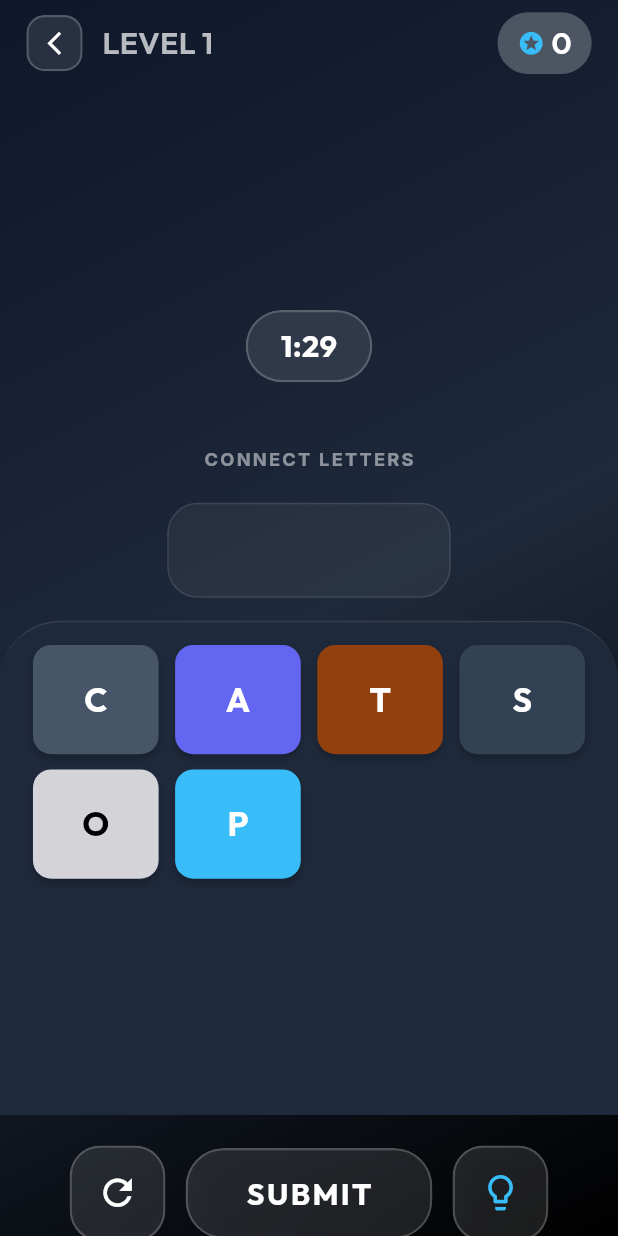
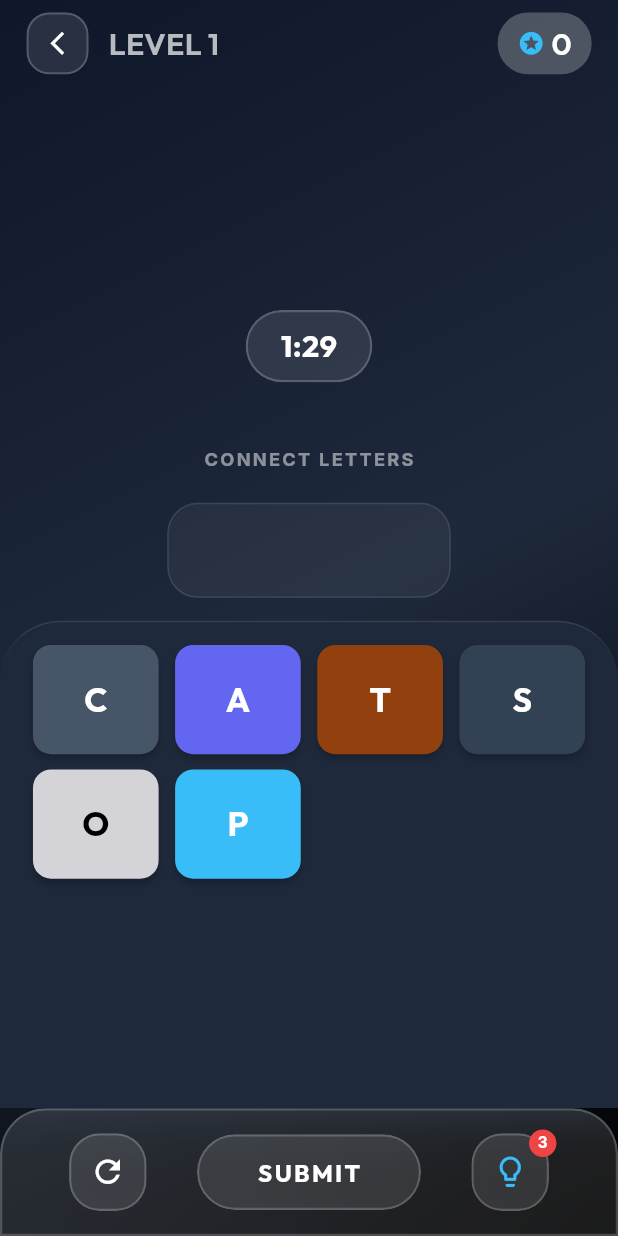
Before and after one commit to ahmedragab112/lexi_guess, a Flutter app: the GameScreen screen opened directly, on a phone screen of 412 x 824 dp. Run offline on Flutter 3.47's test engine with Material 3 defaults, Android fonts, the phone set to English and light mode, and no system bars; drawn by our look-alikes of flutter_animate; our stand-ins replace audioplayers, confetti, connectivity_plus, dio, equatable, flutter_bloc and 4 more; generated files the repository leaves out were written again.

Commit message:
feat: add game screen with header, timer, and a new configurable glass container widget

```diff
--- a/lib/core/widgets/glass_container.dart
+++ b/lib/core/widgets/glass_container.dart
@@ -5,7 +5,7 @@ import '../theme/app_colors.dart';
 class GlassContainer extends StatelessWidget {
   final Widget child;
   final double blur;
-  final double borderRadius;
+  final BorderRadiusGeometry? borderRadius;
   final Color color;
   final Color borderColor;
   final EdgeInsetsGeometry? padding;
@@ -16,7 +16,7 @@ class GlassContainer extends StatelessWidget {
     super.key,
     required this.child,
     this.blur = 15,
-    this.borderRadius = 20,
+    this.borderRadius,
     this.color = AppColors.glassBase,
     this.borderColor = AppColors.glassBorder,
     this.padding,
@@ -26,8 +26,10 @@ class GlassContainer extends StatelessWidget {
 
   @override
   Widget build(BuildContext context) {
+    final effectiveRadius = borderRadius ?? BorderRadius.circular(20);
+
     return ClipRRect(
-      borderRadius: BorderRadius.circular(borderRadius),
+      borderRadius: effectiveRadius,
       child: BackdropFilter(
         filter: ImageFilter.blur(sigmaX: blur, sigmaY: blur),
         child: Container(
@@ -36,7 +38,7 @@ class GlassContainer extends StatelessWidget {
           padding: padding,
           decoration: BoxDecoration(
             color: color,
-            borderRadius: BorderRadius.circular(borderRadius),
+            borderRadius: effectiveRadius,
             border: Border.all(color: borderColor, width: 1.5),
           ),
           child: child,
--- a/lib/features/game/presentation/screens/game_screen.dart
+++ b/lib/features/game/presentation/screens/game_screen.dart
@@ -54,6 +54,110 @@ class _GameScreenState extends State<GameScreen> {
       decoration: BoxDecoration(gradient: themeExt.scaffoldGradient),
       child: Scaffold(
         backgroundColor: Colors.transparent,
+        bottomNavigationBar: BlocBuilder<GameCubit, GameState>(
+          builder: (context, state) {
+            if (state.status == GameStatus.initial ||
+                state.status == GameStatus.loading) {
+              return const SizedBox.shrink();
+            }
+            return SafeArea(
+              child: GlassContainer(
+                borderRadius: BorderRadius.only(
+                  topLeft: Radius.circular(30.r),
+                  topRight: Radius.circular(30.r),
+                ),
+                padding: EdgeInsets.symmetric(horizontal: 10.w, vertical: 15.h),
+                child: Row(
+                  mainAxisAlignment: MainAxisAlignment.spaceEvenly,
+                  children: [
+                    // Clear Button
+                    GlassContainer(
+                      borderRadius: BorderRadius.circular(20.r),
+                      padding: EdgeInsets.all(12.r),
+                      child: GestureDetector(
+                        onTap: () {
+                          context.read<GameCubit>().clearInput();
+                        },
+                        child: Icon(
+                          Icons.refresh,
+                          color: Colors.white,
+                          size: 24.r,
+                        ),
+                      ),
+                    ),
+                    // Submit Button - GlassContainer style
+                    GlassContainer(
+                      borderRadius: BorderRadius.circular(25.r),
+                      padding: EdgeInsets.symmetric(
+                        horizontal: 35.w,
+                        vertical: 12.h,
+                      ),
+                      child: GestureDetector(
+                        onTap: () {
+                          context.read<GameCubit>().submitInput();
+                        },
+                        child: Text(
+                          'SUBMIT',
+                          style: AppTextStyles.h3.copyWith(
+                            color: Colors.white,
+                            fontWeight: FontWeight.bold,
+                            letterSpacing: 1.5,
+                            fontSize: 16.sp,
+                          ),
+                        ),
+                      ),
+                    ),
+                    // Hint Button with Count
+                    Stack(
+                      clipBehavior: Clip.none,
+                      children: [
+                        GlassContainer(
+                          borderRadius: BorderRadius.circular(20.r),
+                          padding: EdgeInsets.all(12.r),
+                          child: GestureDetector(
+                            onTap: () {
+                              context.read<GameCubit>().useHint();
+                            },
+                            child: Icon(
+                              Icons.lightbulb_outline,
+                              color: AppColors.accent,
+                              size: 24.r,
+                            ),
+                          ),
+                        ),
+                        if (state.hintsRemaining > 0)
+                          Positioned(
+                            top: -5,
+                            right: -5,
+                            child: Container(
+                              padding: EdgeInsets.all(4.r),
+                              decoration: const BoxDecoration(
+                                color: AppColors.error,
+                                shape: BoxShape.circle,
+                              ),
+                              constraints: BoxConstraints(
+                                minWidth: 18.r,
+                                minHeight: 18.r,
+                              ),
+                              child: Text(
+                                '${state.hintsRemaining}',
+                                style: TextStyle(
+                                  color: Colors.white,
+                                  fontSize: 10.sp,
+                                  fontWeight: FontWeight.bold,
+                                ),
+                                textAlign: TextAlign.center,
+                              ),
+                            ),
+                          ),
+                      ],
+                    ),
+                  ],
+                ),
+              ),
+            );
+          },
+        ),
         body: BlocListener<GameCubit, GameState>(
           listenWhen: (previous, current) =>
               previous.status != current.status ||
@@ -261,74 +365,6 @@ class _GameScreenState extends State<GameScreen> {
                                   },
                                 ),
                               ),
-                              // Action Buttons Section - Directly Below Grid
-                              Container(
-                                padding: EdgeInsets.symmetric(
-                                  horizontal: 30.w,
-                                  vertical: 20.h,
-                                ),
-                                child: Row(
-                                  mainAxisAlignment:
-                                      MainAxisAlignment.spaceEvenly,
-                                  children: [
-                                    // Clear Button
-                                    GlassContainer(
-                                      borderRadius: 20.r,
-                                      padding: EdgeInsets.all(16.r),
-                                      child: GestureDetector(
-                                        onTap: () {
-                                          context
-                                              .read<GameCubit>()
-                                              .clearInput();
-                                        },
-                                        child: Icon(
-                                          Icons.refresh,
-                                          color: Colors.white,
-                                          size: 28.r,
-                                        ),
-                                      ),
-                                    ),
-                                    // Submit Button - GlassContainer style
-                                    GlassContainer(
-                                      borderRadius: 25.r,
-                                      padding: EdgeInsets.symmetric(
-                                        horizontal: 35.w,
-                                        vertical: 14.h,
-                                      ),
-                                      child: GestureDetector(
-                                        onTap: () {
-                                          context
-                                              .read<GameCubit>()
-                                              .submitInput();
-                                        },
-                                        child: Text(
-                                          'SUBMIT',
-                                          style: AppTextStyles.h3.copyWith(
-                                            color: Colors.white,
-                                            fontWeight: FontWeight.bold,
-                                            letterSpacing: 1.5,
-                                          ),
-                                        ),
-                                      ),
-                                    ),
-                                    // Hint Button
-                                    GlassContainer(
-                                      borderRadius: 20.r,
-                                      padding: EdgeInsets.all(16.r),
-                                      child: GestureDetector(
-                                        onTap: () {
-                                          context.read<GameCubit>().useHint();
-                                        },
-                                        child: Icon(
-                                          Icons.lightbulb_outline,
-                                          color: AppColors.accent,
-                                          size: 28.r,
-                                        ),
-                                      ),
-                                    ),
-                                  ],
-                                ),
-                              ),
                             ],
                           ),
                         ),
@@ -494,16 +530,11 @@ class _GameScreenState extends State<GameScreen> {
                         Navigator.of(dialogContext).pop();
                         context.read<GameCubit>().loadLevel(widget.levelId);
                       },
-                      child: Container(
+                      child: GlassContainer(
+                        borderRadius: BorderRadius.circular(25.r),
                         padding: EdgeInsets.symmetric(
                           horizontal: 20.w,
                           vertical: 12.h,
-                        ),
-                        decoration: BoxDecoration(
-                          gradient: LinearGradient(
-                            colors: [AppColors.primary, AppColors.secondary],
-                          ),
-                          borderRadius: BorderRadius.circular(25.r),
                         ),
                         child: Row(
                           mainAxisSize: MainAxisSize.min,
--- a/lib/features/game/presentation/widgets/game_header_bar.dart
+++ b/lib/features/game/presentation/widgets/game_header_bar.dart
@@ -21,8 +21,8 @@ class GameHeaderBar extends StatelessWidget {
         children: [
           // Back Button
           GlassContainer(
-            borderRadius: 12.r,
-            padding: EdgeInsets.all(8.r),
+            borderRadius: BorderRadius.circular(15.r),
+            padding: EdgeInsets.all(10.r),
             child: GestureDetector(
               onTap: () => context.pop(),
               child: Icon(
--- a/lib/features/game/presentation/widgets/game_timer.dart
+++ b/lib/features/game/presentation/widgets/game_timer.dart
@@ -20,7 +20,7 @@ class GameTimer extends StatelessWidget {
     final timerColor = isUrgent ? AppColors.error : AppColors.primary;
 
     return GlassContainer(
-      borderRadius: 30.r,
+      borderRadius: BorderRadius.circular(30.r),
       borderColor: isUrgent ? AppColors.error : AppColors.glassBorder,
       child: Padding(
         padding: EdgeInsets.symmetric(horizontal: 20.w, vertical: 8.h),
```
